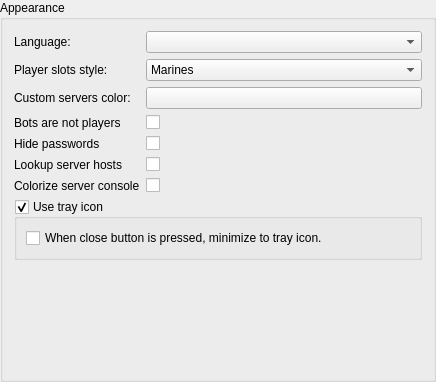
The window that src/core/gui/configuration/cfgappearance.ui (Destroyerrrocket/doomseeker-unofficial) describes before a commit, drawn with Qt 5.
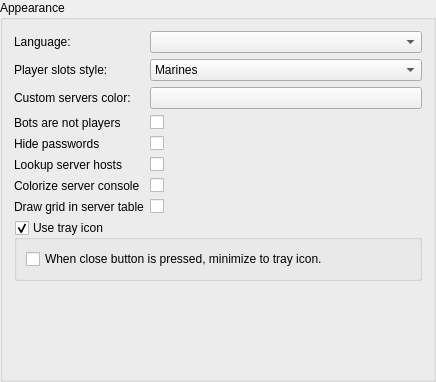
The same window after the commit. Custom widgets are drawn as their Qt base class.

Commit message: - Grid visibility in server table can now be toggled in "Appearance" configuration.

Diff of the .ui file:
```diff
--- a/src/core/gui/configuration/cfgappearance.ui
+++ b/src/core/gui/configuration/cfgappearance.ui
@@ -150,6 +150,20 @@
        </property>
       </widget>
      </item>
+     <item row="7" column="0">
+      <widget class="QLabel" name="label_8">
+       <property name="text">
+        <string>Draw grid in server table</string>
+       </property>
+      </widget>
+     </item>
+     <item row="7" column="1">
+      <widget class="QCheckBox" name="cbDrawGridInServerTable">
+       <property name="text">
+        <string/>
+       </property>
+      </widget>
+     </item>
     </layout>
    </item>
    <item>
```
The commit also changes 5 other files.
